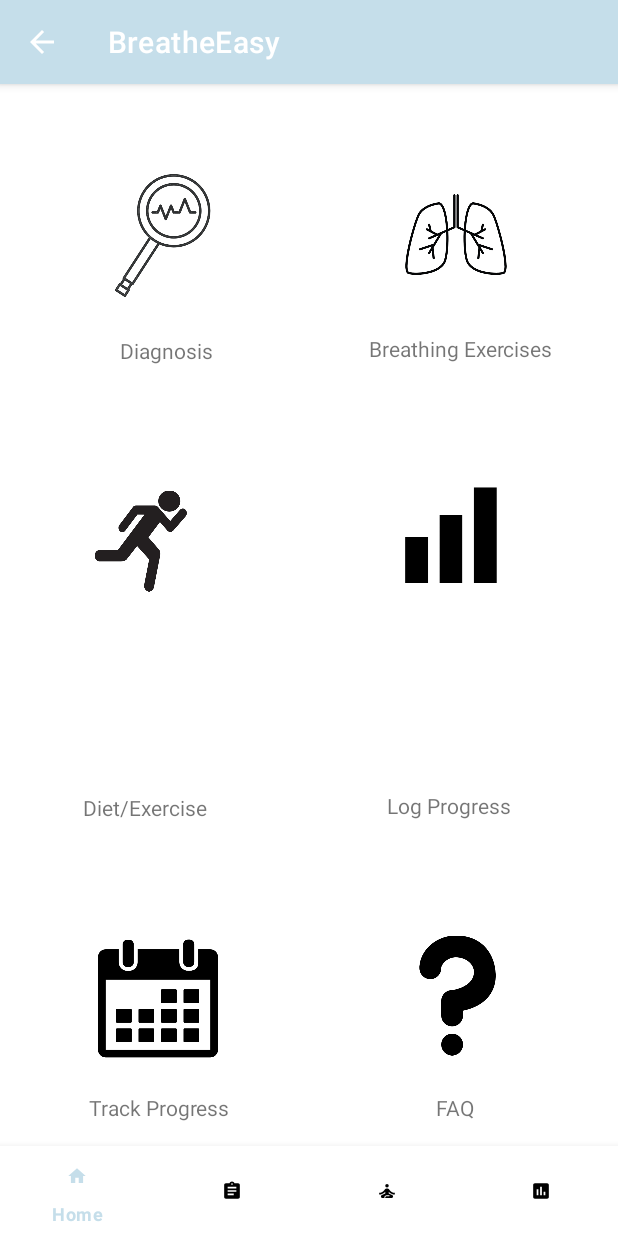
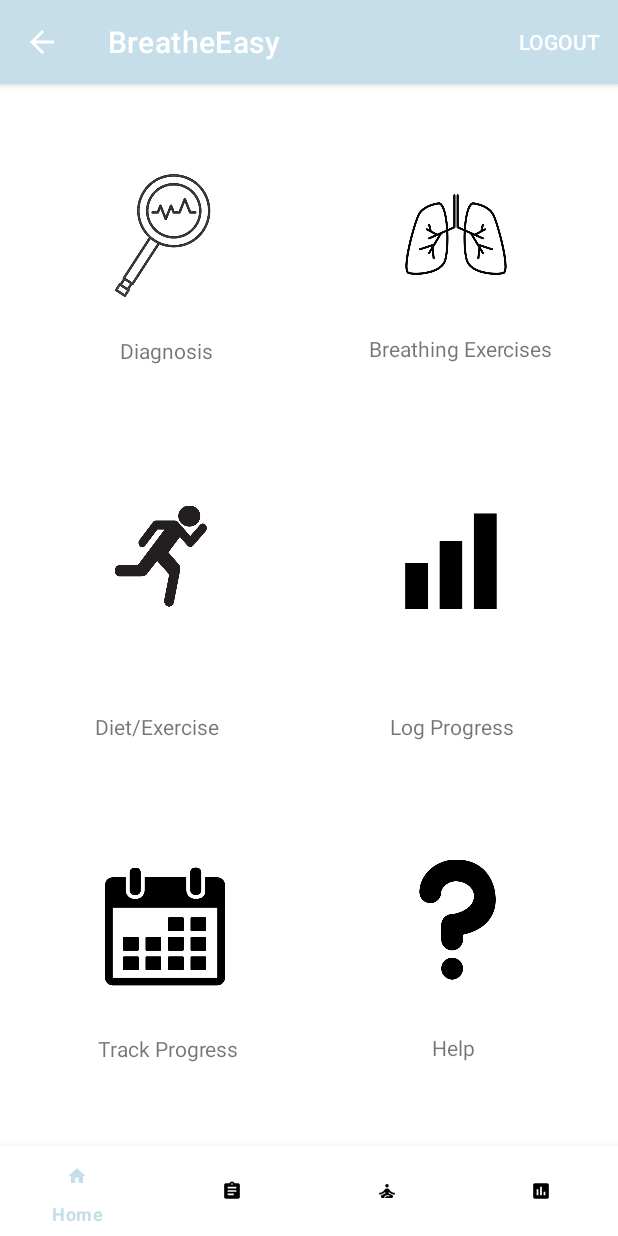
Before and after one commit to yuanc0000/BTHomePage-Android, an Android app: the HomePage screen opened directly, with no data from a screen before it, on a phone screen of 412 x 824 dp. Run offline under Robolectric (Android 15) with nearby library versions, the phone set to English and light mode, and no system bars; our stand-ins replace Firebase (no records; nobody signed in at launch, a user with empty details on screens opened directly).

Commit message:
Added a forgot password page; changed the logic for the help/faq pages; added a blank email doctor page; adjusted home page layout

```diff
--- a/app/src/main/AndroidManifest.xml
+++ b/app/src/main/AndroidManifest.xml
@@ -43,6 +43,9 @@
         <activity android:name=".DietActivity" />
         <activity android:name=".LungsActivity" />
         <activity android:name=".DiagnosisActivity" />
+        <activity android:name=".ForgotPassword" />
+        <activity android:name=".EmailActivity" />
+        <activity android:name=".HelpActivity" />
         <activity android:name=".SplashScreen" >
             <intent-filter>
                 <action android:name="android.intent.action.MAIN" />
--- /dev/null
+++ b/app/src/main/java/com/example/bthomepage/EmailActivity.java
@@ -0,0 +1,6 @@
+package com.example.bthomepage;
+
+import androidx.appcompat.app.AppCompatActivity;
+
+public class EmailActivity extends AppCompatActivity {
+}
--- a/app/src/main/java/com/example/bthomepage/HomePage.java
+++ b/app/src/main/java/com/example/bthomepage/HomePage.java
@@ -5,12 +5,14 @@ import androidx.appcompat.app.AppCompatActivity;
 
 import android.content.Intent;
 import android.os.Bundle;
+import android.view.Menu;
 import android.view.MenuItem;
 import android.view.View;
 
 import com.google.android.material.bottomnavigation.BottomNavigationItemView;
 import com.google.android.material.bottomnavigation.BottomNavigationView;
 import com.google.android.material.navigation.NavigationBarView;
+import com.google.firebase.auth.FirebaseAuth;
 import com.google.firebase.database.FirebaseDatabase;
 
 import android.widget.ImageView;
@@ -19,6 +21,11 @@ import android.widget.Toast;
 import org.jetbrains.annotations.NotNull;
 
 import java.util.HashMap;
+
+import androidx.annotation.NonNull;
+import androidx.appcompat.app.AppCompatActivity;
+
+
 
 public class HomePage extends AppCompatActivity implements BottomNavigationView.OnNavigationItemSelectedListener {
     BottomNavigationView bottomNavigationView;
@@ -120,7 +127,7 @@ public class HomePage extends AppCompatActivity implements BottomNavigationView.
 //click on image leads to faq page
         ImageView imgClickFaq;
         imgClickFaq = (ImageView)findViewById(R.id.imgFAQ);
-        Intent intentfaq = new Intent(this, FaqActivity.class);
+        Intent intentfaq = new Intent(this, HelpActivity.class);
         imgClickFaq.setOnClickListener(new View.OnClickListener() {
             @Override public void onClick(View v)
             {
@@ -130,6 +137,25 @@ public class HomePage extends AppCompatActivity implements BottomNavigationView.
 
     }
 
+    public boolean onCreateOptionsMenu(Menu menu) {
+        getMenuInflater().inflate(R.menu.top_bar, menu);
+        return true;
+    }
+
+    public boolean onOptionsItemSelected(@NonNull MenuItem item) {
+        int id = item.getItemId();
+
+        if (id == R.id.action_logout) {
+            FirebaseAuth.getInstance().signOut();
+            Toast.makeText(HomePage.this, "Logged Out", Toast.LENGTH_SHORT).show();
+            startActivity(new Intent(HomePage.this, MainActivity.class));
+            return true;
+        }
+
+        return super.onOptionsItemSelected(item);
+    }
+
+
     @Override
     public boolean onNavigationItemSelected(@NonNull @NotNull MenuItem item) {
         return false;
--- a/app/src/main/res/layout/activity_home_page.xml
+++ b/app/src/main/res/layout/activity_home_page.xml
@@ -44,9 +44,9 @@
         android:layout_alignParentStart="true"
         android:layout_alignParentLeft="true"
         android:layout_centerVertical="true"
-        android:layout_marginStart="60dp"
-        android:layout_marginLeft="60dp"
-        android:layout_marginTop="69dp"
+        android:layout_marginStart="73dp"
+        android:layout_marginLeft="73dp"
+        android:layout_marginTop="79dp"
         android:src="@drawable/dietexercise" />
 
     <ImageView
@@ -56,7 +56,7 @@
         android:layout_below="@+id/tvLungs"
         android:layout_alignParentEnd="true"
         android:layout_alignParentRight="true"
-        android:layout_marginTop="58dp"
+        android:layout_marginTop="75dp"
         android:layout_marginEnd="61dp"
         android:layout_marginRight="61dp"
         android:src="@drawable/progress" />
@@ -69,9 +69,9 @@
         android:layout_alignParentLeft="true"
         android:layout_alignParentBottom="true"
         android:layout_centerHorizontal="true"
-        android:layout_marginStart="65dp"
-        android:layout_marginLeft="65dp"
-        android:layout_marginBottom="113dp"
+        android:layout_marginStart="70dp"
+        android:layout_marginLeft="70dp"
+        android:layout_marginBottom="161dp"
         android:src="@drawable/calendar" />
 
     <ImageView
@@ -83,7 +83,7 @@
         android:layout_alignParentBottom="true"
         android:layout_marginEnd="70dp"
         android:layout_marginRight="70dp"
-        android:layout_marginBottom="109dp"
+        android:layout_marginBottom="160dp"
         android:src="@drawable/faq" />
 
     <TextView
@@ -123,9 +123,9 @@
         android:layout_alignParentStart="true"
         android:layout_alignParentLeft="true"
         android:layout_alignParentBottom="true"
-        android:layout_marginStart="59dp"
-        android:layout_marginLeft="59dp"
-        android:layout_marginBottom="76dp"
+        android:layout_marginStart="65dp"
+        android:layout_marginLeft="65dp"
+        android:layout_marginBottom="115dp"
         android:text="Track Progress" />
 
     <TextView
@@ -137,8 +137,8 @@
         android:layout_alignParentBottom="true"
         android:layout_marginEnd="95dp"
         android:layout_marginRight="95dp"
-        android:layout_marginBottom="76dp"
-        android:text="FAQ" />
+        android:layout_marginBottom="116dp"
+        android:text="Help" />
 
     <TextView
         android:id="@+id/tvDiet"
@@ -147,9 +147,10 @@
         android:layout_alignParentStart="true"
         android:layout_alignParentLeft="true"
         android:layout_alignParentBottom="true"
-        android:layout_marginStart="55dp"
-        android:layout_marginLeft="55dp"
-        android:layout_marginBottom="276dp"
+        android:layout_marginStart="63dp"
+        android:layout_marginLeft="63dp"
+        android:layout_marginTop="0dp"
+        android:layout_marginBottom="330dp"
         android:text="Diet/Exercise" />
 
     <TextView
@@ -159,9 +160,9 @@
         android:layout_alignParentEnd="true"
         android:layout_alignParentRight="true"
         android:layout_alignParentBottom="true"
-        android:layout_marginEnd="71dp"
-        android:layout_marginRight="71dp"
-        android:layout_marginBottom="277dp"
+        android:layout_marginEnd="69dp"
+        android:layout_marginRight="69dp"
+        android:layout_marginBottom="330dp"
         android:text="Log Progress" />
 
     <com.google.android.material.bottomnavigation.BottomNavigationView
--- /dev/null
+++ b/app/src/main/res/menu/top_bar.xml
@@ -0,0 +1,9 @@
+<menu xmlns:android="http://schemas.android.com/apk/res/android"
+    xmlns:app="http://schemas.android.com/apk/res-auto">
+
+    <item
+        android:id="@+id/action_logout"
+        android:title="Logout"
+        app:showAsAction="always" />
+
+</menu>
```
Also changed, not shown: app/src/main/java/com/example/bthomepage/ForgotPassword.java (added, +72 -0 lines), app/src/main/java/com/example/bthomepage/HelpActivity.java (added, +81 -0 lines), app/src/main/java/com/example/bthomepage/MainActivity.java (+5 -2 lines), app/src/main/res/layout/activity_email_doctor.xml (added, +25 -0 lines), app/src/main/res/layout/activity_forgot_password.xml (added, +40 -0 lines), app/src/main/res/layout/activity_help_options.xml (added, +53 -0 lines), app/src/main/res/layout/activity_main.xml (+14 -0 lines).
